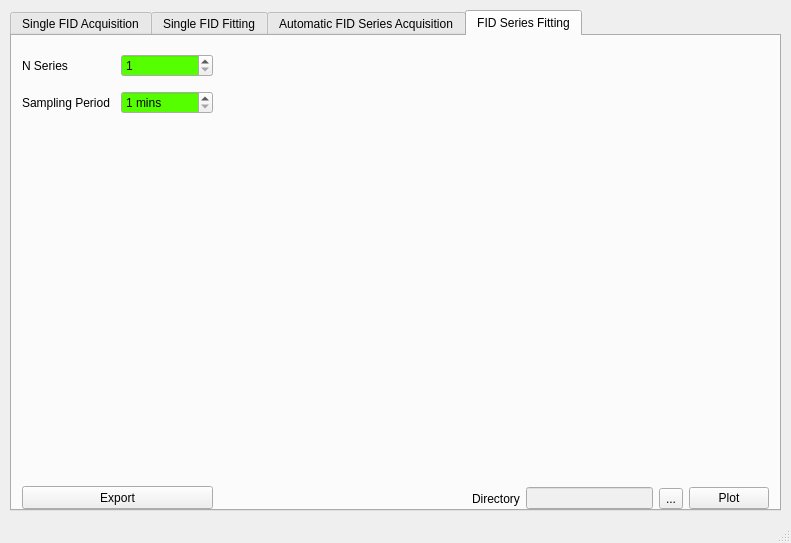
Above: daq_ui.ui from isispolneut/flynn_nmr_control before the change. Below: the same form after it.
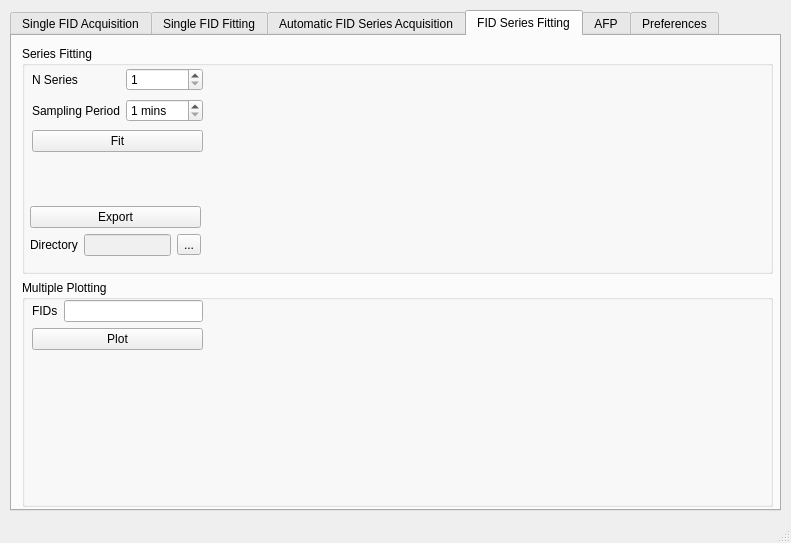
That is the form after the change. The open tabs and pages were chosen to show the change.

What changed in the file:
```diff
--- a/daq_ui.ui
+++ b/daq_ui.ui
@@ -29,9 +29,9 @@
        <colorrole role="Base">
         <brush brushstyle="SolidPattern">
          <color alpha="255">
-          <red>85</red>
+          <red>255</red>
           <green>255</green>
-          <blue>0</blue>
+          <blue>255</blue>
          </color>
         </brush>
        </colorrole>
@@ -40,9 +40,9 @@
        <colorrole role="Base">
         <brush brushstyle="SolidPattern">
          <color alpha="255">
-          <red>85</red>
+          <red>255</red>
           <green>255</green>
-          <blue>0</blue>
+          <blue>255</blue>
          </color>
         </brush>
        </colorrole>
@@ -896,13 +896,28 @@
      <attribute name="title">
       <string>FID Series Fitting</string>
      </attribute>
+     <widget class="QWidget" name="">
+      <property name="geometry">
+       <rect>
+        <x>10</x>
+        <y>10</y>
+        <width>751</width>
+        <height>461</height>
+       </rect>
+      </property>
+      <layout class="QVBoxLayout" name="verticalLayout">
+       <item>
+        <widget class="QGroupBox" name="series_fitting_group">
+         <property name="title">
+          <string>Series Fitting</string>
+         </property>
      <widget class="QWidget" name="fid_series_fitting_plot" native="true">
       <property name="geometry">
        <rect>
-        <x>210</x>
-        <y>10</y>
+            <x>190</x>
+            <y>20</y>
         <width>541</width>
-        <height>431</height>
+            <height>191</height>
        </rect>
       </property>
       <property name="sizePolicy">
@@ -912,29 +927,23 @@
        </sizepolicy>
       </property>
      </widget>
-     <widget class="QPushButton" name="export_fid_series_button">
+         <widget class="QWidget" name="layoutWidget">
       <property name="geometry">
        <rect>
         <x>10</x>
-        <y>450</y>
-        <width>191</width>
-        <height>23</height>
-       </rect>
-      </property>
-      <property name="text">
-       <string>Export</string>
-      </property>
-     </widget>
-     <widget class="QWidget" name="">
-      <property name="geometry">
-       <rect>
-        <x>10</x>
-        <y>10</y>
-        <width>191</width>
-        <height>77</height>
+            <y>20</y>
+            <width>171</width>
+            <height>91</height>
        </rect>
       </property>
       <layout class="QGridLayout" name="gridLayout_5">
+           <item row="2" column="0" colspan="2">
+            <widget class="QPushButton" name="fit_fid_series_button">
+             <property name="text">
+              <string>Fit</string>
+             </property>
+            </widget>
+           </item>
        <item row="1" column="0">
         <widget class="QLabel" name="afid_sampling_period_label_2">
          <property name="text">
@@ -986,40 +995,146 @@
      <widget class="QWidget" name="">
       <property name="geometry">
        <rect>
-        <x>460</x>
-        <y>450</y>
-        <width>297</width>
-        <height>25</height>
-       </rect>
-      </property>
-      <layout class="QHBoxLayout" name="horizontalLayout">
-       <item>
+            <x>8</x>
+            <y>160</y>
+            <width>171</width>
+            <height>51</height>
+           </rect>
+          </property>
+          <layout class="QGridLayout" name="gridLayout_7">
+           <item row="0" column="0" colspan="3">
+            <widget class="QPushButton" name="export_fid_series_button">
+             <property name="text">
+              <string>Export</string>
+             </property>
+            </widget>
+           </item>
+           <item row="1" column="0">
         <widget class="QLabel" name="fid_directory_label_2">
          <property name="text">
           <string>Directory</string>
          </property>
         </widget>
        </item>
-       <item>
+           <item row="1" column="1">
         <widget class="QLineEdit" name="fid_directory_display_2">
          <property name="enabled">
           <bool>false</bool>
          </property>
         </widget>
        </item>
-       <item>
+           <item row="1" column="2">
         <widget class="QToolButton" name="fid_directory_button_2">
          <property name="text">
           <string>...</string>
          </property>
         </widget>
        </item>
+          </layout>
+         </widget>
+         <zorder>fid_series_fitting_plot</zorder>
+         <zorder>layoutWidget</zorder>
+         <zorder>fid_directory_button_2</zorder>
+         <zorder>fid_directory_label_2</zorder>
+         <zorder>fid_directory_display_2</zorder>
+         <zorder>export_fid_series_button</zorder>
+         <zorder>multiple_plotting_group</zorder>
+        </widget>
+       </item>
        <item>
-        <widget class="QPushButton" name="plot_fid_series_button">
+        <widget class="QGroupBox" name="multiple_plotting_group">
+         <property name="title">
+          <string>Multiple Plotting</string>
+         </property>
+         <widget class="QWidget" name="fid_multiple_plot" native="true">
+          <property name="geometry">
+           <rect>
+            <x>190</x>
+            <y>20</y>
+            <width>541</width>
+            <height>201</height>
+           </rect>
+          </property>
+          <property name="sizePolicy">
+           <sizepolicy hsizetype="Expanding" vsizetype="Expanding">
+            <horstretch>0</horstretch>
+            <verstretch>0</verstretch>
+           </sizepolicy>
+          </property>
+          <zorder>multiple_plotting_group</zorder>
+         </widget>
+         <widget class="QWidget" name="layoutWidget_3">
+          <property name="geometry">
+           <rect>
+            <x>10</x>
+            <y>20</y>
+            <width>171</width>
+            <height>51</height>
+           </rect>
+          </property>
+          <layout class="QGridLayout" name="gridLayout_8">
+           <item row="0" column="0">
+            <widget class="QLabel" name="multiple_fids_label">
+             <property name="text">
+              <string>FIDs</string>
+             </property>
+            </widget>
+           </item>
+           <item row="0" column="1">
+            <widget class="QLineEdit" name="multiple_fids_input"/>
+           </item>
+           <item row="1" column="0" colspan="2">
+            <widget class="QPushButton" name="plot_multiple_fid_button">
          <property name="text">
           <string>Plot</string>
          </property>
         </widget>
+           </item>
+          </layout>
+         </widget>
+        </widget>
+       </item>
+      </layout>
+     </widget>
+    </widget>
+    <widget class="QWidget" name="afp_tab">
+     <attribute name="title">
+      <string>AFP</string>
+     </attribute>
+    </widget>
+    <widget class="QWidget" name="pref_tab">
+     <attribute name="title">
+      <string>Preferences</string>
+     </attribute>
+     <widget class="QWidget" name="">
+      <property name="geometry">
+       <rect>
+        <x>10</x>
+        <y>10</y>
+        <width>241</width>
+        <height>61</height>
+       </rect>
+      </property>
+      <layout class="QGridLayout" name="gridLayout_6">
+       <item row="0" column="1">
+        <widget class="QComboBox" name="output_terminal_combo"/>
+       </item>
+       <item row="0" column="0">
+        <widget class="QLabel" name="output_terminal_label">
+         <property name="text">
+          <string>NMR Coil Output</string>
+         </property>
+        </widget>
+       </item>
+       <item row="1" column="0">
+        <widget class="QLabel" name="input_terminal_label">
+         <property name="text">
+          <string>NMR Coil Input</string>
+         </property>
+        </widget>
+       </item>
+       <item row="1" column="1">
+        <widget class="QComboBox" name="input_terminal_combo"/>
        </item>
       </layout>
      </widget>
```
Left out of the diff: 42 changed lines with no effect on the pictures. Lines whose indentation alone changed are shown as unchanged.
